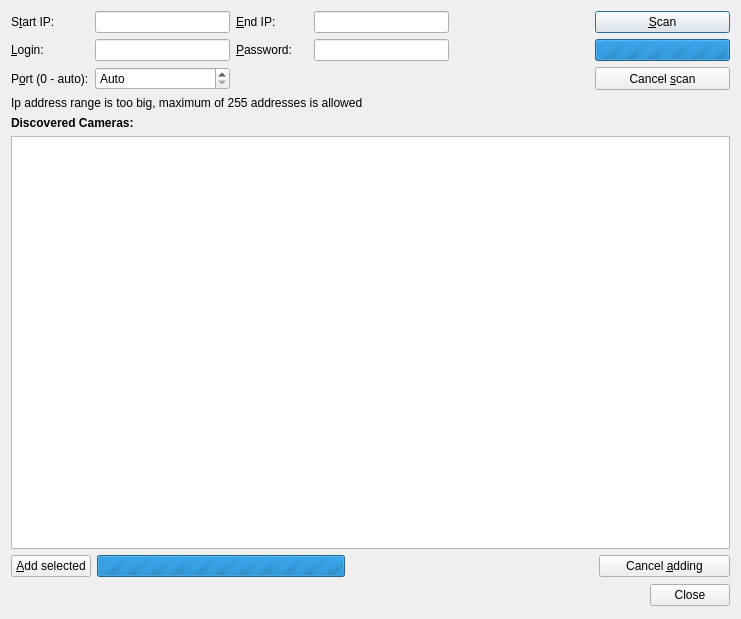
The window that client/src/ui/dialogs/camera_addition_dialog.ui (networkoptix/nx_open) describes before a commit, drawn with Qt 5.
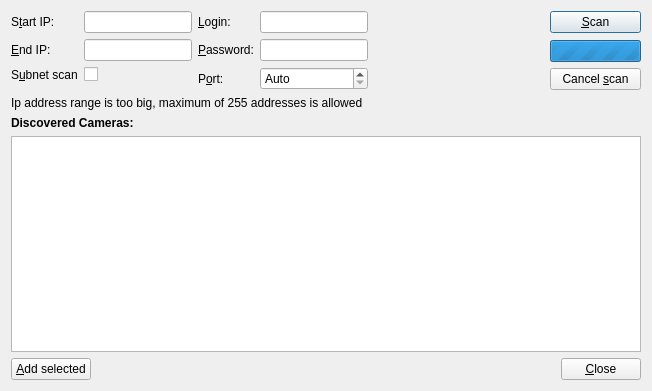
The same window after the commit. Custom widgets are drawn as their Qt base class.

Commit message:
Camera addition dialog improvements
<==== Mercurial data ====>
Branch: release_1.3.0

Patch:
```diff
--- a/client/src/ui/dialogs/camera_addition_dialog.ui
+++ b/client/src/ui/dialogs/camera_addition_dialog.ui
@@ -6,20 +6,20 @@
    <rect>
     <x>0</x>
     <y>0</y>
-    <width>741</width>
-    <height>619</height>
+    <width>652</width>
+    <height>391</height>
    </rect>
   </property>
   <property name="sizePolicy">
-   <sizepolicy hsizetype="Preferred" vsizetype="Fixed">
+   <sizepolicy hsizetype="Preferred" vsizetype="Preferred">
     <horstretch>0</horstretch>
     <verstretch>0</verstretch>
    </sizepolicy>
   </property>
   <property name="minimumSize">
    <size>
-    <width>300</width>
-    <height>500</height>
+    <width>0</width>
+    <height>0</height>
    </size>
   </property>
   <property name="windowTitle">
@@ -28,33 +28,16 @@
   <property name="modal">
    <bool>true</bool>
   </property>
-  <layout class="QVBoxLayout" name="verticalLayout">
+  <layout class="QVBoxLayout" name="verticalLayout_2" stretch="0,0,0,1,0">
    <item>
-    <layout class="QGridLayout" name="gridLayout">
-     <item row="2" column="0">
-      <widget class="QLabel" name="loginLabel">
-       <property name="sizePolicy">
-        <sizepolicy hsizetype="Preferred" vsizetype="Preferred">
-         <horstretch>0</horstretch>
-         <verstretch>0</verstretch>
-        </sizepolicy>
+    <layout class="QHBoxLayout" name="scanLayout" stretch="0,0,1,0">
+     <item>
+      <layout class="QFormLayout" name="subnetLayout">
+       <property name="fieldGrowthPolicy">
+        <enum>QFormLayout::AllNonFixedFieldsGrow</enum>
        </property>
-       <property name="minimumSize">
-        <size>
-         <width>72</width>
-         <height>0</height>
-        </size>
-       </property>
-       <property name="text">
-        <string>&amp;Login:</string>
-       </property>
-       <property name="buddy">
-        <cstring>loginLineEdit</cstring>
-       </property>
-      </widget>
-     </item>
-     <item row="1" column="0">
-      <widget class="QLabel" name="startIPLabel">
+       <item row="0" column="0">
+        <widget class="QLabel" name="singleIPLabel">
        <property name="sizePolicy">
         <sizepolicy hsizetype="Preferred" vsizetype="Preferred">
          <horstretch>0</horstretch>
@@ -63,7 +46,7 @@
        </property>
        <property name="minimumSize">
         <size>
-         <width>72</width>
+           <width>0</width>
          <height>0</height>
         </size>
        </property>
@@ -75,33 +58,14 @@
        </property>
       </widget>
      </item>
-     <item row="1" column="1">
+       <item row="0" column="1">
       <widget class="QnIpLineEdit" name="startIPLineEdit">
        <property name="inputMethodHints">
         <set>Qt::ImhDigitsOnly</set>
        </property>
       </widget>
      </item>
-     <item row="1" column="5">
-      <widget class="QPushButton" name="scanButton">
-       <property name="sizePolicy">
-        <sizepolicy hsizetype="Minimum" vsizetype="Preferred">
-         <horstretch>0</horstretch>
-         <verstretch>0</verstretch>
-        </sizepolicy>
-       </property>
-       <property name="minimumSize">
-        <size>
-         <width>131</width>
-         <height>0</height>
-        </size>
-       </property>
-       <property name="text">
-        <string>&amp;Scan</string>
-       </property>
-      </widget>
-     </item>
-     <item row="1" column="2">
+       <item row="1" column="0">
       <widget class="QLabel" name="endIPLabel">
        <property name="sizePolicy">
         <sizepolicy hsizetype="Preferred" vsizetype="Preferred">
@@ -111,7 +75,7 @@
        </property>
        <property name="minimumSize">
         <size>
-         <width>72</width>
+           <width>0</width>
          <height>0</height>
         </size>
        </property>
@@ -123,99 +87,69 @@
        </property>
       </widget>
      </item>
-     <item row="1" column="3">
+       <item row="1" column="1">
       <widget class="QnIpLineEdit" name="endIPLineEdit">
        <property name="inputMethodHints">
         <set>Qt::ImhDigitsOnly</set>
        </property>
       </widget>
      </item>
-     <item row="3" column="5">
-      <widget class="QPushButton" name="stopScanButton">
+       <item row="2" column="1">
+        <widget class="QCheckBox" name="subnetCheckbox"/>
+       </item>
+       <item row="2" column="0">
+        <widget class="QLabel" name="subnetLabel">
+         <property name="text">
+          <string>S&amp;ubnet scan</string>
+         </property>
+         <property name="buddy">
+          <cstring>subnetCheckbox</cstring>
+         </property>
+        </widget>
+       </item>
+      </layout>
+     </item>
+     <item>
+      <layout class="QFormLayout" name="credsLayout">
+       <property name="fieldGrowthPolicy">
+        <enum>QFormLayout::AllNonFixedFieldsGrow</enum>
+       </property>
+       <item row="0" column="0">
+        <widget class="QLabel" name="loginLabel">
        <property name="sizePolicy">
-        <sizepolicy hsizetype="Minimum" vsizetype="Preferred">
+          <sizepolicy hsizetype="Preferred" vsizetype="Preferred">
          <horstretch>0</horstretch>
          <verstretch>0</verstretch>
         </sizepolicy>
        </property>
        <property name="minimumSize">
         <size>
-         <width>131</width>
+           <width>0</width>
          <height>0</height>
         </size>
        </property>
        <property name="text">
-        <string>Cancel &amp;scan</string>
+          <string>&amp;Login:</string>
+         </property>
+         <property name="buddy">
+          <cstring>loginLineEdit</cstring>
        </property>
       </widget>
      </item>
-     <item row="2" column="1">
+       <item row="0" column="1">
       <widget class="QLineEdit" name="loginLineEdit">
-       <property name="placeholderText">
-        <string/>
-       </property>
-      </widget>
-     </item>
-     <item row="2" column="5">
-      <widget class="QProgressBar" name="scanProgressBar">
-       <property name="maximum">
-        <number>0</number>
-       </property>
-       <property name="value">
-        <number>-1</number>
-       </property>
-       <property name="format">
-        <string>Scanning...</string>
-       </property>
-      </widget>
-     </item>
-     <item row="1" column="4">
-      <spacer name="horizontalSpacer">
-       <property name="orientation">
-        <enum>Qt::Horizontal</enum>
-       </property>
-       <property name="sizeHint" stdset="0">
-        <size>
-         <width>40</width>
-         <height>20</height>
-        </size>
-       </property>
-      </spacer>
-     </item>
-     <item row="2" column="4">
-      <spacer name="horizontalSpacer_2">
-       <property name="orientation">
-        <enum>Qt::Horizontal</enum>
-       </property>
-       <property name="sizeHint" stdset="0">
-        <size>
-         <width>40</width>
-         <height>20</height>
-        </size>
-       </property>
-      </spacer>
-     </item>
-     <item row="3" column="4">
-      <spacer name="horizontalSpacer_3">
-       <property name="orientation">
-        <enum>Qt::Horizontal</enum>
-       </property>
-       <property name="sizeHint" stdset="0">
-        <size>
-         <width>40</width>
-         <height>20</height>
-        </size>
-       </property>
-      </spacer>
-     </item>
-     <item row="2" column="3">
-      <widget class="QLineEdit" name="passwordLineEdit">
+         <property name="sizePolicy">
+          <sizepolicy hsizetype="Expanding" vsizetype="Fixed">
+           <horstretch>0</horstretch>
+           <verstretch>0</verstretch>
+          </sizepolicy>
+         </property>
        <property name="placeholderText">
         <string/>
        </property>
       </widget>
      </item>
-     <item row="2" column="2">
+       <item row="1" column="0">
       <widget class="QLabel" name="passwordLabel">
        <property name="sizePolicy">
         <sizepolicy hsizetype="Preferred" vsizetype="Preferred">
@@ -225,7 +159,7 @@
        </property>
        <property name="minimumSize">
         <size>
-         <width>72</width>
+           <width>0</width>
          <height>0</height>
         </size>
        </property>
@@ -237,7 +171,20 @@
        </property>
       </widget>
      </item>
-     <item row="3" column="0">
+       <item row="1" column="1">
+        <widget class="QLineEdit" name="passwordLineEdit">
+         <property name="sizePolicy">
+          <sizepolicy hsizetype="Preferred" vsizetype="Fixed">
+           <horstretch>0</horstretch>
+           <verstretch>0</verstretch>
+          </sizepolicy>
+         </property>
+         <property name="placeholderText">
+          <string/>
+         </property>
+        </widget>
+       </item>
+       <item row="2" column="0">
       <widget class="QLabel" name="portLabel">
        <property name="sizePolicy">
         <sizepolicy hsizetype="Preferred" vsizetype="Preferred">
@@ -246,15 +193,27 @@
         </sizepolicy>
        </property>
        <property name="text">
-        <string>P&amp;ort (0 - auto):</string>
+          <string>P&amp;ort:</string>
        </property>
        <property name="buddy">
         <cstring>portSpinBox</cstring>
        </property>
       </widget>
      </item>
-     <item row="3" column="1">
+       <item row="2" column="1">
       <widget class="QSpinBox" name="portSpinBox">
+         <property name="sizePolicy">
+          <sizepolicy hsizetype="Preferred" vsizetype="Fixed">
+           <horstretch>0</horstretch>
+           <verstretch>0</verstretch>
+          </sizepolicy>
+         </property>
+         <property name="minimumSize">
+          <size>
+           <width>72</width>
+           <height>0</height>
+          </size>
+         </property>
        <property name="specialValueText">
         <string>Auto</string>
        </property>
@@ -263,7 +222,104 @@
        </property>
       </widget>
      </item>
-     <item row="4" column="0" colspan="5">
+      </layout>
+     </item>
+     <item>
+      <spacer name="horizontalSpacer_4">
+       <property name="orientation">
+        <enum>Qt::Horizontal</enum>
+       </property>
+       <property name="sizeHint" stdset="0">
+        <size>
+         <width>40</width>
+         <height>20</height>
+        </size>
+       </property>
+      </spacer>
+     </item>
+     <item>
+      <layout class="QVBoxLayout" name="verticalLayout">
+       <item>
+        <widget class="QPushButton" name="scanButton">
+         <property name="sizePolicy">
+          <sizepolicy hsizetype="Preferred" vsizetype="Fixed">
+           <horstretch>0</horstretch>
+           <verstretch>0</verstretch>
+          </sizepolicy>
+         </property>
+         <property name="minimumSize">
+          <size>
+           <width>0</width>
+           <height>0</height>
+          </size>
+         </property>
+         <property name="text">
+          <string>&amp;Scan</string>
+         </property>
+        </widget>
+       </item>
+       <item>
+        <spacer name="verticalSpacer_2">
+         <property name="orientation">
+          <enum>Qt::Vertical</enum>
+         </property>
+         <property name="sizeHint" stdset="0">
+          <size>
+           <width>20</width>
+           <height>0</height>
+          </size>
+         </property>
+        </spacer>
+       </item>
+       <item>
+        <widget class="QProgressBar" name="scanProgressBar">
+         <property name="sizePolicy">
+          <sizepolicy hsizetype="Preferred" vsizetype="Fixed">
+           <horstretch>0</horstretch>
+           <verstretch>0</verstretch>
+          </sizepolicy>
+         </property>
+         <property name="minimumSize">
+          <size>
+           <width>0</width>
+           <height>0</height>
+          </size>
+         </property>
+         <property name="maximum">
+          <number>0</number>
+         </property>
+         <property name="value">
+          <number>-1</number>
+         </property>
+         <property name="format">
+          <string>Scanning...</string>
+         </property>
+        </widget>
+       </item>
+       <item>
+        <widget class="QPushButton" name="stopScanButton">
+         <property name="sizePolicy">
+          <sizepolicy hsizetype="Preferred" vsizetype="Fixed">
+           <horstretch>0</horstretch>
+           <verstretch>0</verstretch>
+          </sizepolicy>
+         </property>
+         <property name="minimumSize">
+          <size>
+           <width>0</width>
+           <height>0</height>
+          </size>
+         </property>
+         <property name="text">
+          <string>Cancel &amp;scan</string>
+         </property>
+        </widget>
+       </item>
+      </layout>
+     </item>
+    </layout>
+   </item>
+   <item>
       <widget class="QLabel" name="validateLabelSearch">
        <property name="sizePolicy">
         <sizepolicy hsizetype="Preferred" vsizetype="Preferred">
@@ -276,8 +332,6 @@
        </property>
       </widget>
      </item>
-    </layout>
-   </item>
    <item>
     <widget class="QLabel" name="labelAddCameras">
      <property name="sizePolicy">
@@ -294,7 +348,7 @@
    <item>
     <widget class="QTableWidget" name="camerasTable">
      <property name="sizePolicy">
-      <sizepolicy hsizetype="Expanding" vsizetype="Expanding">
+      <sizepolicy hsizetype="Preferred" vsizetype="Preferred">
        <horstretch>0</horstretch>
        <verstretch>0</verstretch>
       </sizepolicy>
@@ -355,11 +409,11 @@
     </widget>
    </item>
    <item>
-    <layout class="QHBoxLayout" name="horizontalLayout">
+    <layout class="QHBoxLayout" name="buttonsLayout">
      <item>
       <widget class="QPushButton" name="addButton">
        <property name="sizePolicy">
-        <sizepolicy hsizetype="Minimum" vsizetype="Preferred">
+        <sizepolicy hsizetype="Preferred" vsizetype="Preferred">
          <horstretch>0</horstretch>
          <verstretch>0</verstretch>
         </sizepolicy>
@@ -369,22 +423,6 @@
        </property>
       </widget>
      </item>
-     <item>
-      <widget class="QProgressBar" name="addProgressBar">
-       <property name="sizePolicy">
-        <sizepolicy hsizetype="Expanding" vsizetype="Preferred">
-         <horstretch>0</horstretch>
-         <verstretch>0</verstretch>
-        </sizepolicy>
-       </property>
-       <property name="maximum">
-        <number>0</number>
-       </property>
-       <property name="value">
-        <number>-1</number>
-       </property>
-      </widget>
-     </item>
      <item>
       <spacer name="horizontalSpacer_5">
        <property name="orientation">
@@ -401,40 +439,24 @@
      <item>
       <widget class="QPushButton" name="stopAddButton">
        <property name="sizePolicy">
-        <sizepolicy hsizetype="Minimum" vsizetype="Preferred">
+        <sizepolicy hsizetype="Preferred" vsizetype="Preferred">
          <horstretch>0</horstretch>
          <verstretch>0</verstretch>
         </sizepolicy>
        </property>
        <property name="minimumSize">
         <size>
-         <width>131</width>
+         <width>0</width>
          <height>0</height>
         </size>
        </property>
        <property name="text">
-        <string>Cancel &amp;adding</string>
+        <string>&amp;Close</string>
        </property>
       </widget>
      </item>
     </layout>
    </item>
-   <item>
-    <widget class="QDialogButtonBox" name="buttonBox">
-     <property name="minimumSize">
-      <size>
-       <width>0</width>
-       <height>25</height>
-      </size>
-     </property>
-     <property name="standardButtons">
-      <set>QDialogButtonBox::Close</set>
-     </property>
-     <property name="centerButtons">
-      <bool>false</bool>
-     </property>
-    </widget>
-   </item>
   </layout>
  </widget>
  <customwidgets>
```
Left out of the diff: 15 changed lines with no effect on the pictures. Lines whose indentation alone changed are shown as unchanged. The commit also changes 4 other files.
